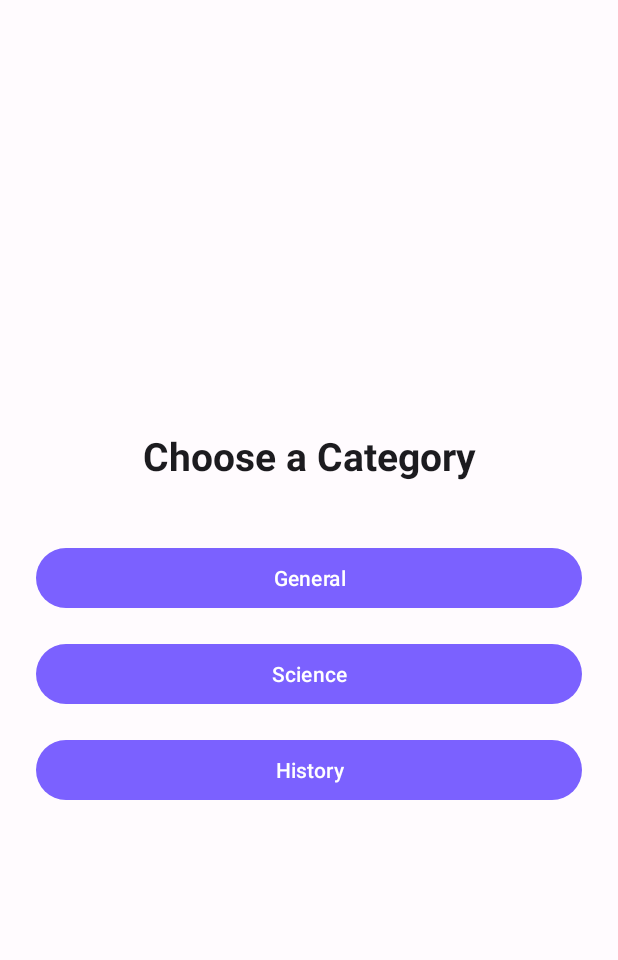
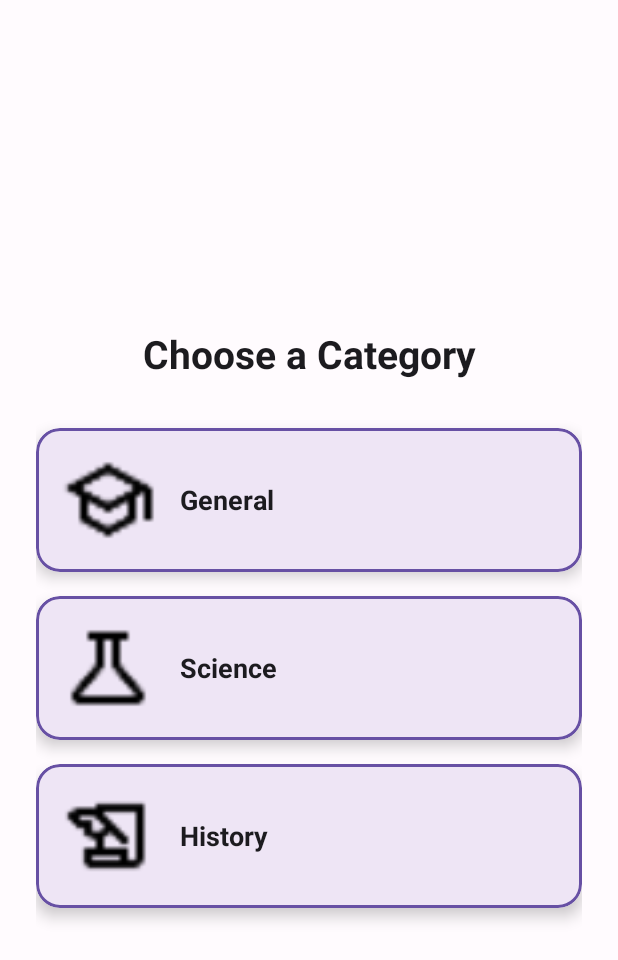
Before and after one commit to RolandOhanyan/MeetUp, an Android app: the SelectCategoryActivity screen opened directly, with no data from a screen before it, on a phone screen of 412 x 824 dp. Shown: the top 960 px of the screen. Run offline under Robolectric (Android 15) with nearby library versions, the phone set to English and light mode, and no system bars.

Commit message:
innitial commit

```diff
--- a/app/src/main/java/com/example/meetup/SelectCategoryActivity.java
+++ b/app/src/main/java/com/example/meetup/SelectCategoryActivity.java
@@ -3,8 +3,10 @@ package com.example.meetup;
 import android.content.Intent;
 import android.os.Bundle;
 import android.view.View;
-import android.widget.Button;
+
 import androidx.appcompat.app.AppCompatActivity;
+
+import com.google.android.material.card.MaterialCardView;
 
 public class SelectCategoryActivity extends AppCompatActivity {
 
@@ -13,19 +15,19 @@ public class SelectCategoryActivity extends AppCompatActivity {
         super.onCreate(savedInstanceState);
         setContentView(R.layout.activity_select_category);
 
-        Button buttonGeneral = findViewById(R.id.buttonGeneral);
-        Button buttonScience = findViewById(R.id.buttonScience);
-        Button buttonHistory = findViewById(R.id.buttonHistory);
+        MaterialCardView cardGeneral = findViewById(R.id.cardGeneral);
+        MaterialCardView cardScience = findViewById(R.id.cardScience);
+        MaterialCardView cardHistory = findViewById(R.id.cardHistory);
 
-        buttonGeneral.setOnClickListener(v -> launchQuiz("9"));     // General Knowledge
-        buttonScience.setOnClickListener(v -> launchQuiz("17"));    // Science & Nature
-        buttonHistory.setOnClickListener(v -> launchQuiz("23"));    // History
+        cardGeneral.setOnClickListener(v -> launchQuiz("9"));     // General Knowledge
+        cardScience.setOnClickListener(v -> launchQuiz("17"));    // Science & Nature
+        cardHistory.setOnClickListener(v -> launchQuiz("23"));    // History
     }
 
     private void launchQuiz(String categoryId) {
         Intent intent = new Intent(this, QuizActivity.class);
         intent.putExtra("CATEGORY_ID", categoryId);
         startActivity(intent);
-        finish(); // опционально
+        finish(); // Если хочешь закрыть это активити
     }
 }
--- a/app/src/main/res/layout/activity_select_category.xml
+++ b/app/src/main/res/layout/activity_select_category.xml
@@ -9,48 +9,129 @@
     <LinearLayout
         android:layout_width="match_parent"
         android:layout_height="wrap_content"
+        android:orientation="vertical"
         android:gravity="center"
-        android:orientation="vertical"
-        android:padding="24dp"
-        android:layout_gravity="center_vertical">
+        android:padding="24dp">
 
         <TextView
+            android:layout_width="match_parent"
+            android:layout_height="wrap_content"
             android:text="Choose a Category"
             android:textSize="26sp"
             android:textStyle="bold"
+            android:gravity="center"
             android:textColor="@color/md_theme_light_onBackground"
-            android:gravity="center"
+            android:layout_marginBottom="32dp" />
+
+        <!-- Карточка General -->
+        <com.google.android.material.card.MaterialCardView
+            android:id="@+id/cardGeneral"
             android:layout_width="match_parent"
             android:layout_height="wrap_content"
-            android:layout_marginBottom="40dp" />
+            android:layout_marginBottom="16dp"
+            app:cardCornerRadius="16dp"
+            app:cardElevation="6dp"
+            app:strokeColor="@color/md_theme_light_primary"
+            app:strokeWidth="2dp"
+            android:clickable="true"
+            android:foreground="?attr/selectableItemBackground">
 
-        <com.google.android.material.button.MaterialButton
-            android:id="@+id/buttonGeneral"
+            <LinearLayout
+                android:layout_width="match_parent"
+                android:layout_height="wrap_content"
+                android:orientation="horizontal"
+                android:padding="16dp"
+                android:gravity="center_vertical">
+
+                <ImageView
+                    android:layout_width="64dp"
+                    android:layout_height="64dp"
+                    android:src="@drawable/ic_general"
+                    android:contentDescription="General" />
+
+                <TextView
+                    android:layout_width="wrap_content"
+                    android:layout_height="wrap_content"
+                    android:layout_marginStart="16dp"
+                    android:text="General"
+                    android:textSize="18sp"
+                    android:textColor="@color/md_theme_light_onBackground"
+                    android:textStyle="bold" />
+            </LinearLayout>
+        </com.google.android.material.card.MaterialCardView>
+
+        <!-- Карточка Science -->
+        <com.google.android.material.card.MaterialCardView
+            android:id="@+id/cardScience"
             android:layout_width="match_parent"
             android:layout_height="wrap_content"
-            android:text="General"
-            android:textColor="@color/buttonTextColor"
-            app:cornerRadius="24dp"
-            app:backgroundTint="@color/buttonColor"
-            android:layout_marginBottom="16dp" />
+            android:layout_marginBottom="16dp"
+            app:cardCornerRadius="16dp"
+            app:cardElevation="6dp"
+            app:strokeColor="@color/md_theme_light_primary"
+            app:strokeWidth="2dp"
+            android:clickable="true"
+            android:foreground="?attr/selectableItemBackground">
 
-        <com.google.android.material.button.MaterialButton
-            android:id="@+id/buttonScience"
+            <LinearLayout
+                android:layout_width="match_parent"
+                android:layout_height="wrap_content"
+                android:orientation="horizontal"
+                android:padding="16dp"
+                android:gravity="center_vertical">
+
+                <ImageView
+                    android:layout_width="64dp"
+                    android:layout_height="64dp"
+                    android:src="@drawable/ic_science"
+                    android:contentDescription="Science" />
+
+                <TextView
+                    android:layout_width="wrap_content"
+                    android:layout_height="wrap_content"
+                    android:layout_marginStart="16dp"
+                    android:text="Science"
+                    android:textSize="18sp"
+                    android:textColor="@color/md_theme_light_onBackground"
+                    android:textStyle="bold" />
+            </LinearLayout>
+        </com.google.android.material.card.MaterialCardView>
+
+        <!-- Карточка History -->
+        <com.google.android.material.card.MaterialCardView
+            android:id="@+id/cardHistory"
             android:layout_width="match_parent"
             android:layout_height="wrap_content"
-            android:text="Science"
-            android:textColor="@color/buttonTextColor"
-            app:cornerRadius="24dp"
-            app:backgroundTint="@color/buttonColor"
-            android:layout_marginBottom="16dp" />
+            app:cardCornerRadius="16dp"
+            app:cardElevation="6dp"
+            app:strokeColor="@color/md_theme_light_primary"
+            app:strokeWidth="2dp"
+            android:clickable="true"
+            android:foreground="?attr/selectableItemBackground">
 
-        <com.google.android.material.button.MaterialButton
-            android:id="@+id/buttonHistory"
-            android:layout_width="match_parent"
-            android:layout_height="wrap_content"
-            android:text="History"
-            android:textColor="@color/buttonTextColor"
-            app:cornerRadius="24dp"
-            app:backgroundTint="@color/buttonColor" />
+            <LinearLayout
+                android:layout_width="match_parent"
+                android:layout_height="wrap_content"
+                android:orientation="horizontal"
+                android:padding="16dp"
+                android:gravity="center_vertical">
+
+                <ImageView
+                    android:layout_width="64dp"
+                    android:layout_height="64dp"
+                    android:src="@drawable/ic_history"
+                    android:contentDescription="History" />
+
+                <TextView
+                    android:layout_width="wrap_content"
+                    android:layout_height="wrap_content"
+                    android:layout_marginStart="16dp"
+                    android:text="History"
+                    android:textSize="18sp"
+                    android:textColor="@color/md_theme_light_onBackground"
+                    android:textStyle="bold" />
+            </LinearLayout>
+        </com.google.android.material.card.MaterialCardView>
+
     </LinearLayout>
 </ScrollView>
--- /dev/null
+++ b/app/src/main/res/layout/item_category_card.xml
@@ -0,0 +1,6 @@
+<?xml version="1.0" encoding="utf-8"?>
+<androidx.constraintlayout.widget.ConstraintLayout xmlns:android="http://schemas.android.com/apk/res/android"
+    android:layout_width="match_parent"
+    android:layout_height="match_parent">
+
+</androidx.constraintlayout.widget.ConstraintLayout>
```
Also changed, not shown: app/src/main/res/layout/activity_login.xml (+32 -23 lines), app/src/main/res/layout/activity_quiz.xml (+11 -2 lines), app/src/main/res/drawable/ic_general.png (added), app/src/main/res/drawable/ic_history.png (added), app/src/main/res/drawable/ic_science.png (added), app/src/main/res/drawable/science.png (added).
